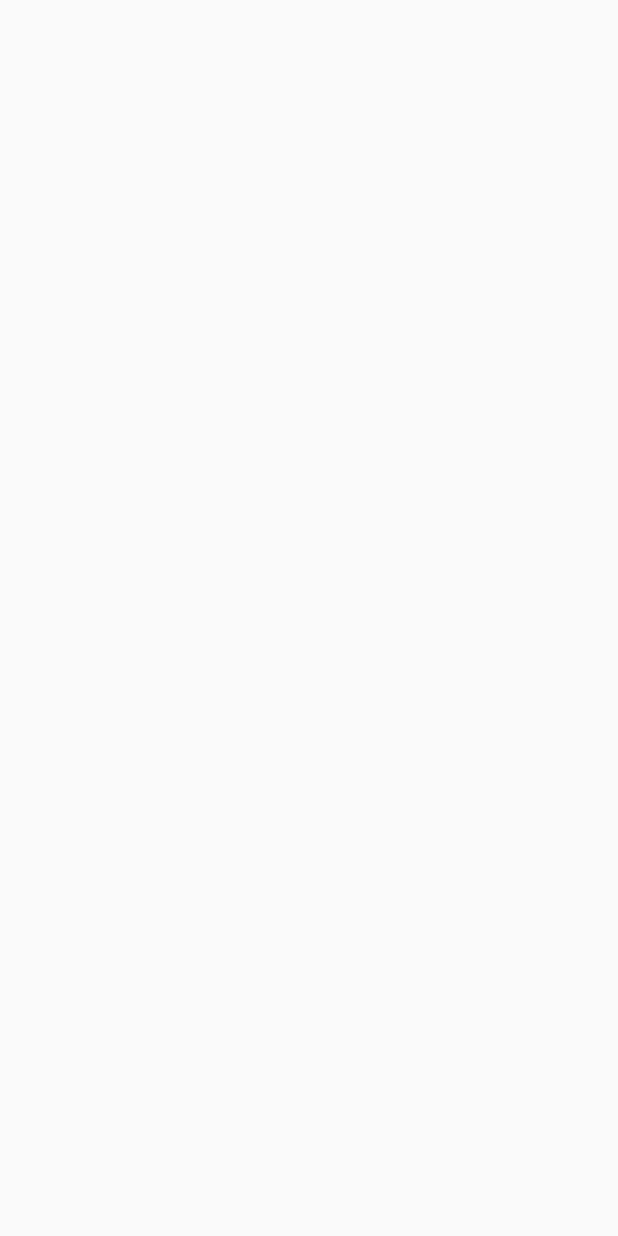
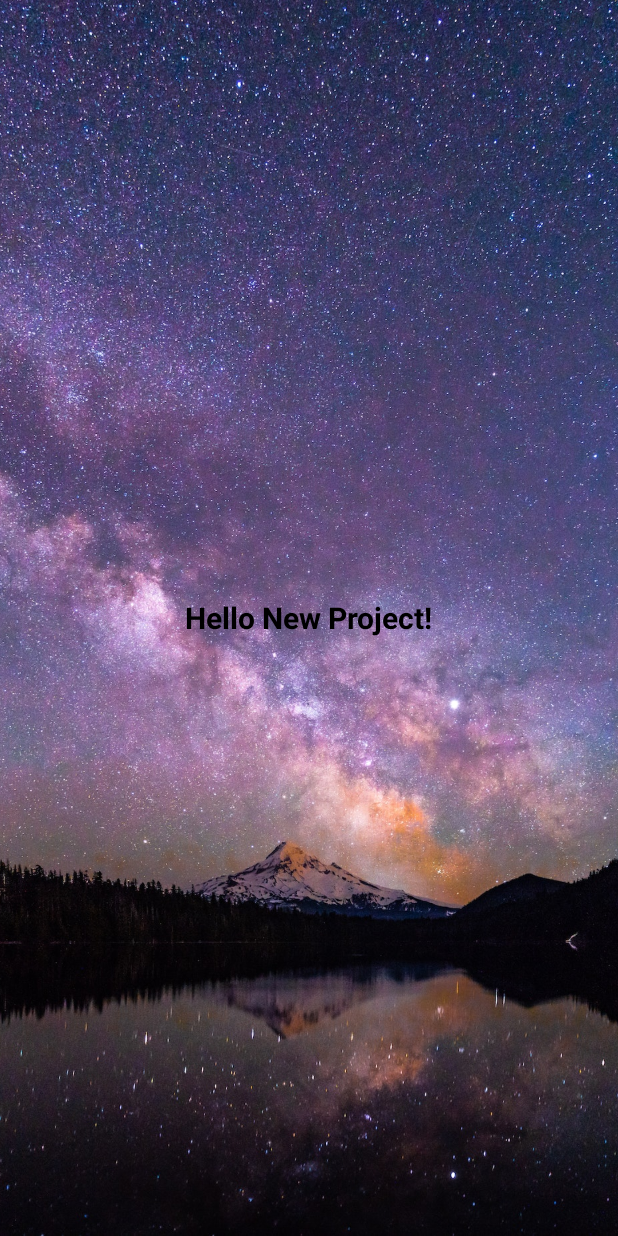
Before and after one commit to L10n42/3DNotes, an Android app built with Jetpack Compose: the NotesScreen screen opened through its navigation route, on a phone screen of 412 x 824 dp. Before the commit the screen is empty. Run offline under Robolectric (Android 15) with nearby library versions, the phone set to English and light mode, and no system bars; our stand-ins replace Dagger/Hilt's generated code.

Commit message:
version 0.0.4

```diff
--- a/app/build.gradle
+++ b/app/build.gradle
@@ -92,9 +92,9 @@ dependencies {
     implementation "androidx.compose.material:material:$compose_version"
     implementation "androidx.compose.ui:ui-tooling-preview:$compose_version"
     implementation 'androidx.lifecycle:lifecycle-runtime-ktx:2.5.1'
-    implementation 'androidx.activity:activity-compose:1.6.1'
+    implementation 'androidx.activity:activity-compose:1.4.0'
 
-    implementation 'androidx.appcompat:appcompat:1.6.0'
+    implementation 'androidx.appcompat:appcompat:1.5.1'
     implementation "androidx.activity:activity-ktx:$compose_version"
 
     // tests
--- a/app/src/main/AndroidManifest.xml
+++ b/app/src/main/AndroidManifest.xml
@@ -4,6 +4,7 @@
     package="com.kappdev.notes">
 
     <application
+        android:name=".NotesApp"
         android:allowBackup="true"
         android:dataExtractionRules="@xml/data_extraction_rules"
         android:fullBackupContent="@xml/backup_rules"
--- a/app/src/main/java/com/kappdev/notes/MainActivity.kt
+++ b/app/src/main/java/com/kappdev/notes/MainActivity.kt
@@ -4,6 +4,7 @@ import android.os.Bundle
 import androidx.activity.ComponentActivity
 import androidx.activity.compose.setContent
 import androidx.compose.foundation.layout.fillMaxSize
+import androidx.compose.material.ExperimentalMaterialApi
 import androidx.compose.material.MaterialTheme
 import androidx.compose.material.Surface
 import androidx.compose.ui.Modifier
@@ -11,11 +12,15 @@ import androidx.navigation.NavHostController
 import androidx.navigation.compose.rememberNavController
 import com.kappdev.notes.core.presentation.navigation.componets.SetupNavGraph
 import com.kappdev.notes.ui.theme.NotesTheme
+import dagger.hilt.EntryPoint
+import dagger.hilt.android.AndroidEntryPoint
 
+@AndroidEntryPoint
 class MainActivity : ComponentActivity() {
 
     private lateinit var navController: NavHostController
 
+    @OptIn(ExperimentalMaterialApi::class)
     override fun onCreate(savedInstanceState: Bundle?) {
         super.onCreate(savedInstanceState)
         setContent {
--- /dev/null
+++ b/app/src/main/java/com/kappdev/notes/core/presentation/components/BackgroundImage.kt
@@ -0,0 +1,29 @@
+package com.kappdev.notes.core.presentation.components
+
+import androidx.compose.foundation.Image
+import androidx.compose.foundation.layout.Box
+import androidx.compose.foundation.layout.fillMaxSize
+import androidx.compose.runtime.Composable
+import androidx.compose.ui.Modifier
+import androidx.compose.ui.graphics.painter.Painter
+import androidx.compose.ui.layout.ContentScale
+
+@Composable
+fun BackgroundImage(
+    image: Painter,
+    modifier: Modifier = Modifier,
+    content: @Composable () -> Unit
+) {
+    Box(
+        modifier = modifier
+    ) {
+        Image(
+            painter = image,
+            contentDescription = "screen background image",
+            contentScale = ContentScale.Crop,
+            modifier = Modifier.fillMaxSize()
+        )
+
+        content()
+    }
+}
--- a/app/src/main/java/com/kappdev/notes/core/presentation/navigation/componets/NavGraph.kt
+++ b/app/src/main/java/com/kappdev/notes/core/presentation/navigation/componets/NavGraph.kt
@@ -1,12 +1,14 @@
 package com.kappdev.notes.core.presentation.navigation.componets
 
+import androidx.compose.material.ExperimentalMaterialApi
 import androidx.compose.runtime.Composable
 import androidx.navigation.NavHostController
 import androidx.navigation.compose.NavHost
 import androidx.navigation.compose.composable
 import com.kappdev.notes.core.presentation.navigation.Screen
-import com.kappdev.notes.feature_notes.presentation.notes_screen.components.NotesScreen
+import com.kappdev.notes.feature_notes.presentation.notes.components.NotesScreen
 
+@ExperimentalMaterialApi
 @Composable
 fun SetupNavGraph(
     navController: NavHostController
--- a/app/src/main/java/com/kappdev/notes/feature_notes/data/data_source/NoteDao.kt
+++ b/app/src/main/java/com/kappdev/notes/feature_notes/data/data_source/NoteDao.kt
@@ -17,5 +17,5 @@ interface NoteDao {
     fun getNoteById(id: Long): Note
 
     @Delete
-    suspend fun removeNote(note: Note): Long
+    suspend fun removeNote(note: Note): Int
 }
--- a/app/src/main/java/com/kappdev/notes/feature_notes/data/repository/NotesRepositoryImpl.kt
+++ b/app/src/main/java/com/kappdev/notes/feature_notes/data/repository/NotesRepositoryImpl.kt
@@ -21,7 +21,7 @@ class NotesRepositoryImpl(
         return noteDao.getNoteById(id)
     }
 
-    override suspend fun removeNote(note: Note): Long {
+    override suspend fun removeNote(note: Note): Int {
         return noteDao.removeNote(note)
     }
 }
--- a/app/src/main/java/com/kappdev/notes/feature_notes/domain/repository/NotesRepository.kt
+++ b/app/src/main/java/com/kappdev/notes/feature_notes/domain/repository/NotesRepository.kt
@@ -11,5 +11,5 @@ interface NotesRepository {
 
     fun getNoteById(id: Long): Note
 
-    suspend fun removeNote(note: Note): Long
+    suspend fun removeNote(note: Note): Int
 }
--- /dev/null
+++ b/app/src/main/java/com/kappdev/notes/feature_notes/presentation/notes/NotesViewModel.kt
@@ -0,0 +1,36 @@
+package com.kappdev.notes.feature_notes.presentation.notes
+
+import androidx.compose.runtime.State
+import androidx.compose.runtime.mutableStateOf
+import androidx.lifecycle.ViewModel
+import androidx.lifecycle.viewModelScope
+import com.kappdev.notes.feature_notes.domain.model.Note
+import com.kappdev.notes.feature_notes.domain.use_cases.NotesUseCases
+import dagger.hilt.android.lifecycle.HiltViewModel
+import kotlinx.coroutines.Job
+import kotlinx.coroutines.flow.launchIn
+import kotlinx.coroutines.flow.onEach
+import javax.inject.Inject
+
+@HiltViewModel
+class NotesViewModel @Inject constructor(
+    private val notesUseCases: NotesUseCases
+) : ViewModel() {
+
+    private val _notes = mutableStateOf<List<Note>>(emptyList())
+    val notes: State<List<Note>> = _notes
+
+    private var notesJob: Job? = null
+
+    init {
+        getNotes()
+    }
+
+    private fun getNotes() {
+        notesJob?.cancel()
+        notesJob = notesUseCases.getNotes().onEach { list ->
+            _notes.value = list
+        }.launchIn(viewModelScope)
+    }
+
+}
--- /dev/null
+++ b/app/src/main/java/com/kappdev/notes/feature_notes/presentation/notes/components/NotesContent.kt
@@ -0,0 +1,40 @@
+package com.kappdev.notes.feature_notes.presentation.notes.components
+
+import androidx.compose.foundation.layout.Box
+import androidx.compose.foundation.layout.fillMaxSize
+import androidx.compose.material.MaterialTheme
+import androidx.compose.material.Text
+import androidx.compose.runtime.Composable
+import androidx.compose.ui.Alignment
+import androidx.compose.ui.Modifier
+import androidx.compose.ui.res.painterResource
+import androidx.compose.ui.text.font.FontWeight
+import androidx.compose.ui.unit.sp
+import com.kappdev.notes.MainActivity
+import com.kappdev.notes.R
+import com.kappdev.notes.core.presentation.components.BackgroundImage
+import com.kappdev.notes.feature_notes.presentation.notes.NotesViewModel
+
+@Composable
+fun NotesContent(
+    viewModel: NotesViewModel
+) {
+    val backgroundImage = painterResource(id = R.drawable.background_image_1)
+
+    BackgroundImage(
+        image = backgroundImage,
+        modifier = Modifier.fillMaxSize()
+    ) {
+        Box(
+            modifier = Modifier.fillMaxSize(),
+            contentAlignment = Alignment.Center
+        ) {
+            Text(
+                text = "Hello New Project!",
+                fontWeight = FontWeight.Bold,
+                fontSize = 20.sp,
+                color = MaterialTheme.colors.onSurface
+            )
+        }
+    }
+}
--- /dev/null
+++ b/app/src/main/java/com/kappdev/notes/feature_notes/presentation/notes/components/NotesScreen.kt
@@ -0,0 +1,37 @@
+package com.kappdev.notes.feature_notes.presentation.notes.components
+
+import androidx.compose.foundation.layout.Box
+import androidx.compose.foundation.layout.height
+import androidx.compose.material.*
+import androidx.compose.runtime.Composable
+import androidx.compose.ui.Modifier
+import androidx.compose.ui.unit.dp
+import androidx.hilt.navigation.compose.hiltViewModel
+import androidx.navigation.NavHostController
+import com.kappdev.notes.feature_notes.presentation.notes.NotesViewModel
+
+@ExperimentalMaterialApi
+@Composable
+fun NotesScreen(
+    navController: NavHostController,
+    viewModel: NotesViewModel = hiltViewModel()
+) {
+    val notes = viewModel.notes.value
+
+    val sheetState = rememberModalBottomSheetState(ModalBottomSheetValue.Hidden)
+    val scaffoldState = rememberScaffoldState()
+
+    ModalBottomSheetLayout(
+        sheetState = sheetState,
+        scrimColor = MaterialTheme.colors.onSurface.copy(alpha = 0.16f),
+        sheetElevation = 0.dp,
+        sheetContent = { Box(Modifier.height(1.dp)) }
+    ) {
+        Scaffold(
+            scaffoldState = scaffoldState,
+            backgroundColor = MaterialTheme.colors.background
+        ) {
+            NotesContent(viewModel)
+        }
+    }
+}
--- a/app/src/main/java/com/kappdev/notes/feature_notes/presentation/notes_screen/NotesScreenViewModel.kt
+++ /dev/null
@@ -1,13 +0,0 @@
-package com.kappdev.notes.feature_notes.presentation.notes_screen
-
-import androidx.lifecycle.ViewModel
-import com.kappdev.notes.feature_notes.domain.use_cases.NotesUseCases
-import dagger.hilt.android.lifecycle.HiltViewModel
-import javax.inject.Inject
-
-@HiltViewModel
-class NotesScreenViewModel @Inject constructor(
-    private val notesUseCases: NotesUseCases
-) : ViewModel() {
-
-}
--- a/app/src/main/java/com/kappdev/notes/feature_notes/presentation/notes_screen/components/NotesScreen.kt
+++ /dev/null
@@ -1,12 +0,0 @@
-package com.kappdev.notes.feature_notes.presentation.notes_screen.components
-
-import androidx.compose.runtime.Composable
-import androidx.navigation.NavHostController
-
-@Composable
-fun NotesScreen(
-    navController: NavHostController
-) {
-
-
-}
```
Also changed, not shown: app/src/main/res/drawable/background_image_1.jpg (added), 1 other file.
